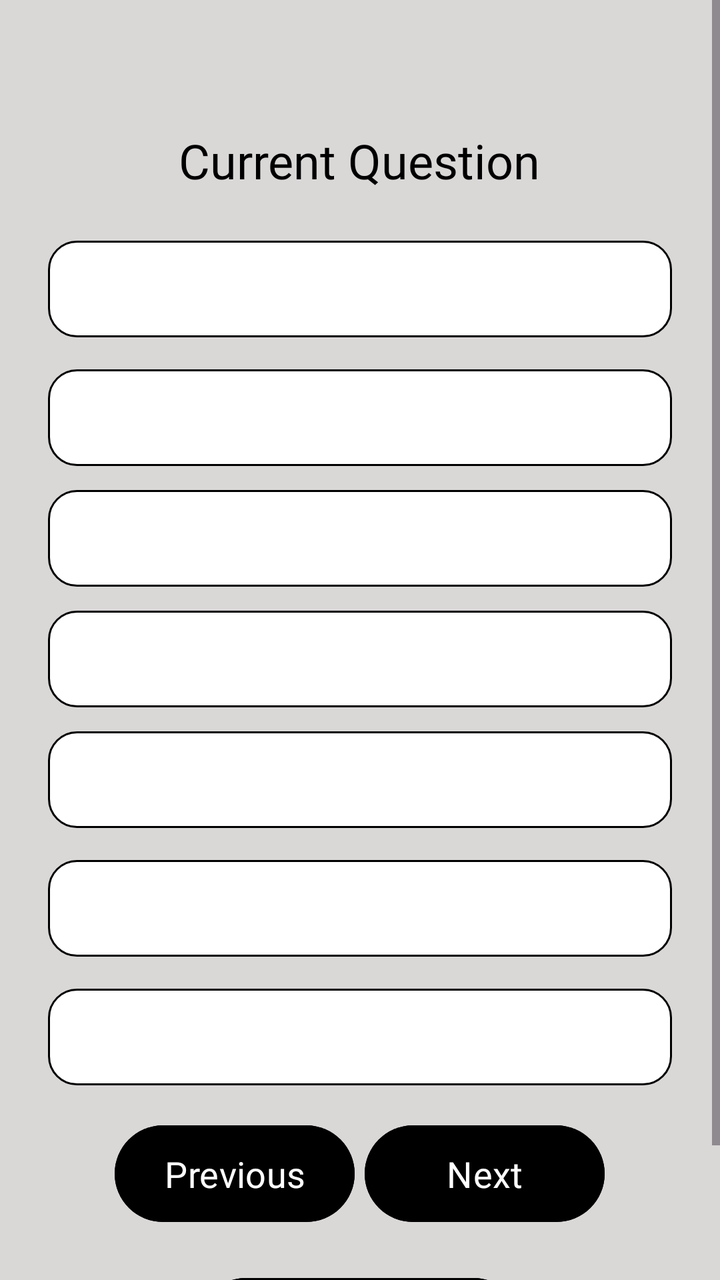
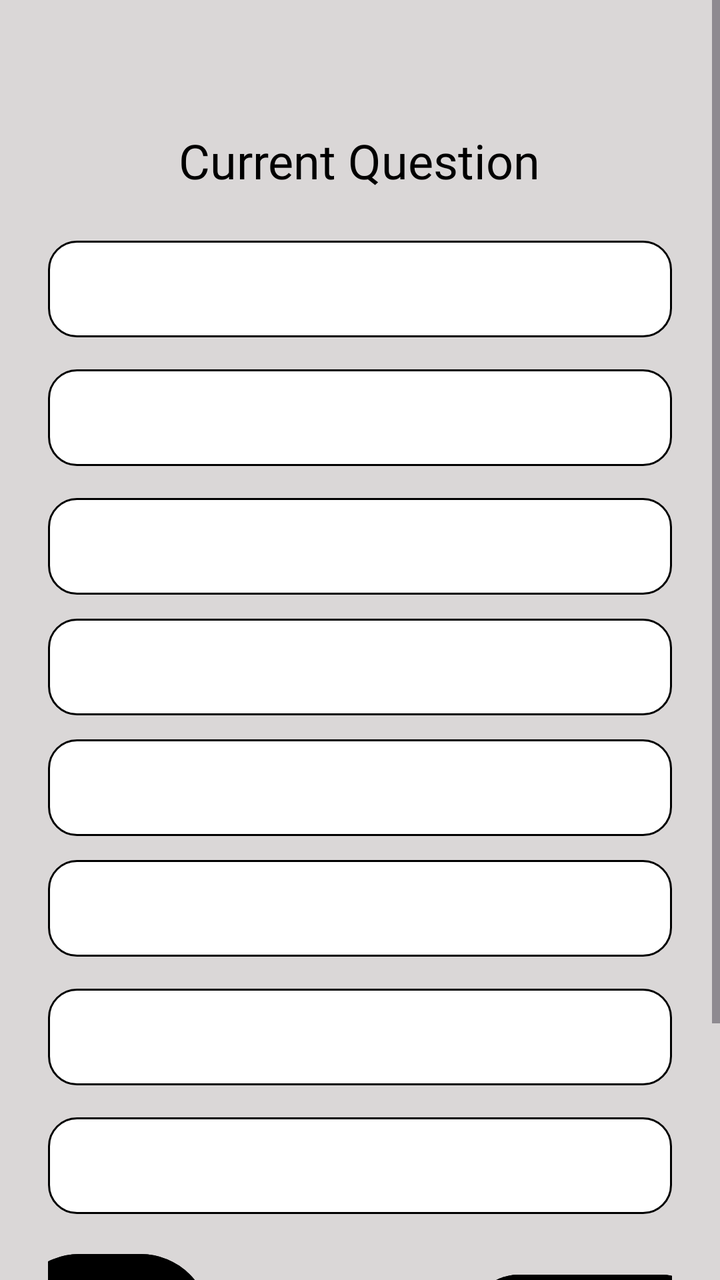

An Android layout rendered at two revisions. The XML below is the earlier revision; the diff shows what the commit changed to produce the second picture.
<!-- AndroidManifest.xml: application theme Theme.EduQuiz -->
<!-- res/layout/activity_review_quiz.xml -->
<?xml version="1.0" encoding="utf-8"?>
<ScrollView xmlns:android="http://schemas.android.com/apk/res/android"
    xmlns:tools="http://schemas.android.com/tools"
    android:layout_width="match_parent"
    android:layout_height="match_parent"
    android:background="@color/gray2"
    tools:context=".teacheractivities.AddQuestionActivity">

    <LinearLayout
        android:layout_width="match_parent"
        android:layout_height="match_parent"
        android:orientation="vertical"
        android:padding="24dp"
        android:gravity="center_horizontal">

        
        <TextView
            android:layout_width="wrap_content"
            android:layout_height="wrap_content"
            android:id="@+id/tvreviewcurrentquestion"
            android:text="Current Question"
            android:textSize="24sp"
            android:textColor="@color/black"
            android:fontFamily="@font/alice"
            android:layout_marginBottom="24dp"
            android:layout_marginTop="40dp"/>

        
        <EditText
            android:id="@+id/etreviewquestionquestion"
            android:layout_width="match_parent"
            android:layout_height="wrap_content"
            android:hint=""
            android:textSize="18sp"
            android:fontFamily="@font/alice"
            android:textColorHint="@color/black"
            android:textColor="@color/black"
            android:inputType="text"
            android:background="@drawable/edit2"
            android:padding="12dp"
            android:layout_marginBottom="16dp" />

        
        <EditText
            android:id="@+id/etreviewquestionoptiona"
            android:layout_width="match_parent"
            android:layout_height="wrap_content"
            android:hint=""
            android:textSize="18sp"
            android:fontFamily="@font/alice"
            android:textColorHint="@color/black"
            android:textColor="@color/black"
            android:inputType="text"
            android:background="@drawable/edit2"
            android:padding="12dp"
            android:layout_marginBottom="12dp" />

        <EditText
            android:id="@+id/etreviewquestionoptionb"
            android:layout_width="match_parent"
            android:layout_height="wrap_content"
            android:hint=""
            android:textSize="18sp"
            android:fontFamily="@font/alice"
            android:textColorHint="@color/black"
            android:textColor="@color/black"
            android:inputType="text"
            android:background="@drawable/edit2"
            android:padding="12dp"
            android:layout_marginBottom="12dp" />

        <EditText
            android:id="@+id/etreviewquestionoptionc"
            android:layout_width="match_parent"
            android:layout_height="wrap_content"
            android:hint=""
            android:textSize="18sp"
            android:fontFamily="@font/alice"
            android:textColorHint="@color/black"
            android:textColor="@color/black"
            android:inputType="text"
            android:background="@drawable/edit2"
            android:padding="12dp"
            android:layout_marginBottom="12dp" />

        <EditText
            android:id="@+id/etreviewquestionoptiond"
            android:layout_width="match_parent"
            android:layout_height="wrap_content"
            android:hint=""
            android:textSize="18sp"
            android:fontFamily="@font/alice"
            android:textColorHint="@color/black"
            android:textColor="@color/black"
            android:inputType="text"
            android:background="@drawable/edit2"
            android:padding="12dp"
            android:layout_marginBottom="16dp" />

        <EditText
            android:id="@+id/etreviewquestioncorrectoption"
            android:layout_width="match_parent"
            android:layout_height="wrap_content"
            android:hint=""
            android:textSize="18sp"
            android:fontFamily="@font/alice"
            android:textColorHint="@color/black"
            android:textColor="@color/black"
            android:inputType="text"
            android:background="@drawable/edit2"
            android:padding="12dp"
            android:layout_marginBottom="16dp" />

        <EditText
            android:id="@+id/etreviewquestionmarks"
            android:layout_width="match_parent"
            android:layout_height="wrap_content"
            android:hint=""
            android:textSize="18sp"
            android:fontFamily="@font/alice"
            android:textColorHint="@color/black"
            android:textColor="@color/black"
            android:inputType="text"
            android:background="@drawable/edit2"
            android:padding="12dp"
            android:layout_marginBottom="16dp" />

        
        <LinearLayout
            android:layout_width="match_parent"
            android:layout_height="wrap_content"
            android:layout_gravity="center"
            android:gravity="center"
            android:orientation="horizontal">
            <Button
                android:id="@+id/btnreviewquestionprevious"
                android:layout_width="120dp"
                android:layout_height="wrap_content"
                android:textSize="18sp"
                android:text="Previous"
                android:textColor="@color/white"
                android:fontFamily="@font/alice"
                android:backgroundTint="@color/black"
                android:paddingHorizontal="15dp"
                android:paddingVertical="12dp"
                android:layout_marginRight="5dp"/>

            <Button
                android:id="@+id/btnreviewquestionnext"
                android:layout_width="120dp"
                android:layout_height="wrap_content"
                android:textSize="18sp"
                android:text="Next"
                android:textColor="@color/white"
                android:fontFamily="@font/alice"
                android:backgroundTint="@color/black"
                android:paddingHorizontal="15dp"
                android:paddingVertical="12dp"/>
        </LinearLayout>

        <Button
            android:id="@+id/btnreviewsubmitquiz"
            android:layout_width="wrap_content"
            android:layout_height="wrap_content"
            android:textSize="18sp"
            android:text="Submit Quiz"
            android:textColor="@color/white"
            android:fontFamily="@font/alice"
            android:backgroundTint="@color/black"
            android:paddingHorizontal="32dp"
            android:paddingVertical="12dp"
            android:layout_marginTop="20dp"/>
    </LinearLayout>
</ScrollView>
<!-- resources referenced by this layout -->
<resources>
  <color name="black">#FF000000</color>
  <color name="gray2">#DAD7D7</color>
  <color name="white">#FFFFFFFF</color>
  <!-- drawable edit2 (drawable) -->
  <?xml version="1.0" encoding="utf-8"?>
  <shape xmlns:android="http://schemas.android.com/apk/res/android">
      <corners android:radius="14dp"/>
      <stroke android:color="@color/black" android:width="0.9dp"/>
      <solid android:color="@color/white"/>
      <size android:height="10dp"/>
  </shape>
  <style name="Theme.EduQuiz" parent="Base.Theme.EduQuiz" />
  <style name="Base.Theme.EduQuiz" parent="Theme.Material3.DayNight.NoActionBar">
          
          
      </style>
</resources>

<!-- the commit's change to res/layout/activity_review_quiz.xml (unified diff, before → after) -->
@@ -24,6 +24,20 @@
             android:fontFamily="@font/alice"
             android:layout_marginBottom="24dp"
             android:layout_marginTop="40dp"/>
+
+        <EditText
+            android:id="@+id/etreviewquestionquestiontopic"
+            android:layout_width="match_parent"
+            android:layout_height="wrap_content"
+            android:hint=""
+            android:textSize="18sp"
+            android:fontFamily="@font/alice"
+            android:textColorHint="@color/black"
+            android:textColor="@color/black"
+            android:inputType="text"
+            android:background="@drawable/edit2"
+            android:padding="12dp"
+            android:layout_marginBottom="16dp" />
 
         
         <EditText
@@ -132,18 +146,19 @@
             android:layout_gravity="center"
             android:gravity="center"
             android:orientation="horizontal">
+
             <Button
                 android:id="@+id/btnreviewquestionprevious"
-                android:layout_width="120dp"
+                android:layout_width="100dp"
                 android:layout_height="wrap_content"
-                android:textSize="18sp"
+                android:layout_marginRight="130dp"
+                android:backgroundTint="@color/black"
+                android:fontFamily="@font/alice"
+                android:paddingHorizontal="15dp"
+                android:paddingVertical="12dp"
                 android:text="Previous"
                 android:textColor="@color/white"
-                android:fontFamily="@font/alice"
-                android:backgroundTint="@color/black"
-                android:paddingHorizontal="15dp"
-                android:paddingVertical="12dp"
-                android:layout_marginRight="5dp"/>
+                android:textSize="18sp" />
 
             <Button
                 android:id="@+id/btnreviewquestionnext"
